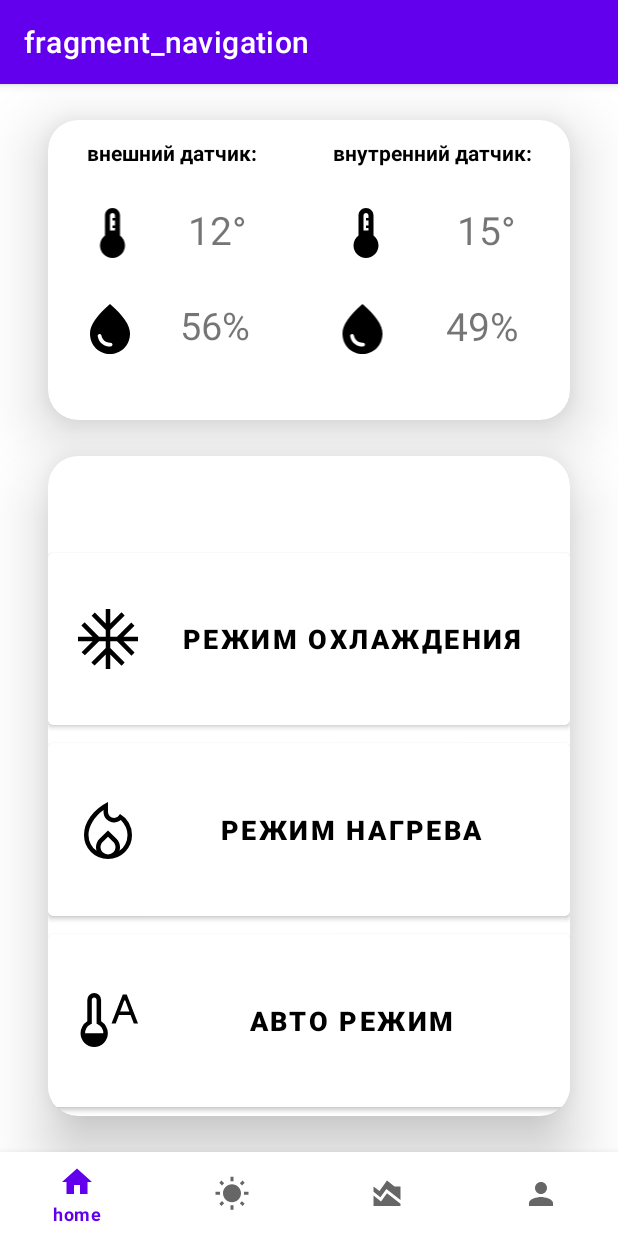
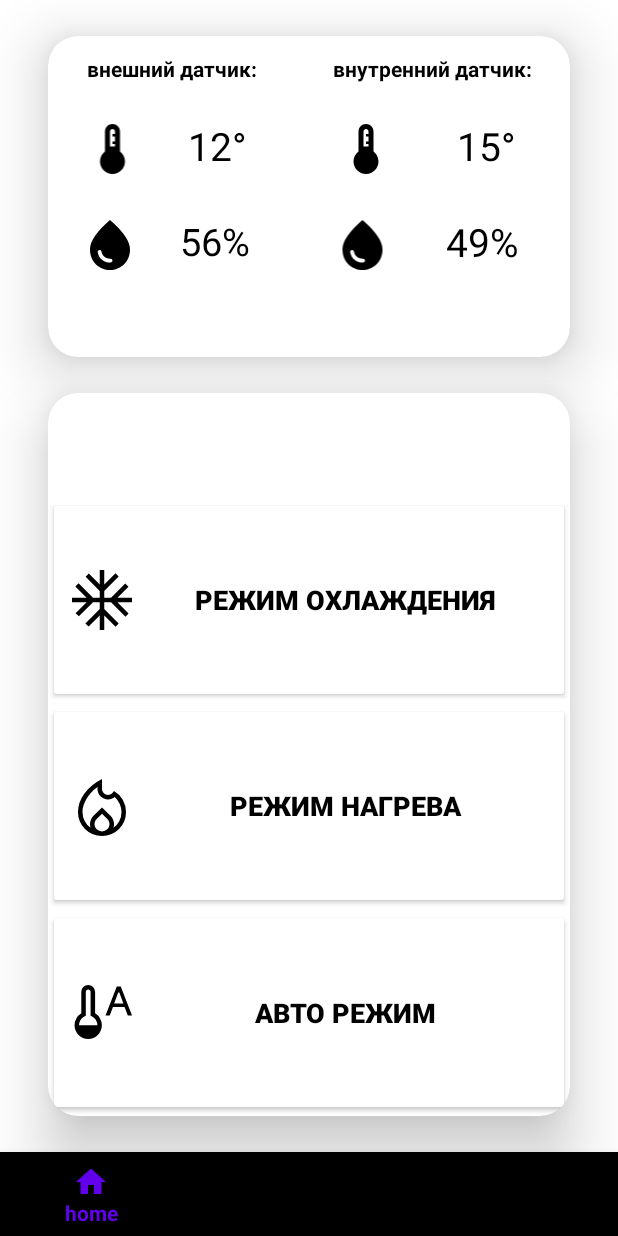
Before and after one commit to yaa-ku/fragment_navigation, an Android app: the screen it shows after launch (MainActivity), after a tap on "РЕЖИМ ОХЛАЖДЕНИЯ", on a phone screen of 412 x 824 dp. Run offline under Robolectric (Android 15) with nearby library versions, the phone set to English and light mode, and no system bars.

Commit message:
changed theme, removed toolbar

```diff
--- a/app/src/main/res/layout/fragment_home.xml
+++ b/app/src/main/res/layout/fragment_home.xml
@@ -1,6 +1,7 @@
 <?xml version="1.0" encoding="utf-8"?>
 <LinearLayout xmlns:android="http://schemas.android.com/apk/res/android"
     xmlns:tools="http://schemas.android.com/tools"
+    android:background="@color/white"
     android:layout_width="match_parent"
     android:layout_height="match_parent"
     android:orientation="vertical"
@@ -9,6 +10,7 @@
     tools:context=".HomeFragment">
 
         <androidx.cardview.widget.CardView
+            app:cardBackgroundColor="@color/white"
             android:layout_marginTop="24dp"
             android:layout_marginHorizontal="32dp"
             android:layout_weight="0.25"
@@ -56,6 +58,7 @@
                             android:minHeight="40dp">
                         </ImageView>
                         <TextView
+                            android:textColor="@color/black"
                             android:id="@+id/OutTemp"
                             android:layout_width="wrap_content"
                             android:layout_height="wrap_content"
@@ -82,6 +85,7 @@
                             android:minHeight="40dp">
                         </ImageView>
                         <TextView
+                            android:textColor="@color/black"
                             android:id="@+id/OutHum"
                             android:layout_width="wrap_content"
                             android:layout_height="wrap_content"
@@ -129,6 +133,7 @@
                             android:minHeight="40dp">
                         </ImageView>
                         <TextView
+                            android:textColor="@color/black"
                             android:id="@+id/InTemp"
                             android:layout_width="wrap_content"
                             android:layout_height="wrap_content"
@@ -155,6 +160,7 @@
                             android:minHeight="40dp">
                         </ImageView>
                         <TextView
+                            android:textColor="@color/black"
                             android:id="@+id/InHum"
                             android:layout_width="wrap_content"
                             android:layout_height="wrap_content"
@@ -174,6 +180,7 @@
 
 
         <androidx.cardview.widget.CardView
+            app:cardBackgroundColor="@color/white"
             android:layout_marginTop="24dp"
             android:layout_marginBottom="24dp"
             android:layout_marginHorizontal="32dp"
--- a/app/src/main/res/values-night/themes.xml
+++ b/app/src/main/res/values-night/themes.xml
@@ -1,6 +1,6 @@
 <resources xmlns:tools="http://schemas.android.com/tools">
     <!-- Base application theme. -->
-    <style name="Theme.Fragment_navigation" parent="Theme.MaterialComponents.DayNight.DarkActionBar">
+    <style name="Theme.Fragment_navigation" parent="Theme.MaterialComponents.DayNight.NoActionBar">
         <!-- Primary brand color. -->
         <item name="colorPrimary">@color/purple_200</item>
         <item name="colorPrimaryVariant">@color/purple_700</item>
--- a/app/src/main/res/values/styles.xml
+++ b/app/src/main/res/values/styles.xml
@@ -3,4 +3,8 @@
     <style name="Button.White" parent="ThemeOverlay.AppCompat">
         <item name="colorAccent">@android:color/white</item>
     </style>
+
+    <style name="AppTheme" parent="Theme.AppCompat.Light.NoActionBar">
+
+    </style>
 </resources>
--- a/app/src/main/res/values/themes.xml
+++ b/app/src/main/res/values/themes.xml
@@ -1,6 +1,6 @@
 <resources xmlns:tools="http://schemas.android.com/tools">
     <!-- Base application theme. -->
-    <style name="Theme.Fragment_navigation" parent="Theme.MaterialComponents.DayNight.DarkActionBar">
+    <style name="Theme.Fragment_navigation" parent="Theme.AppCompat.Light.NoActionBar">
         <!-- Primary brand color. -->
         <item name="colorPrimary">@color/purple_500</item>
         <item name="colorPrimaryVariant">@color/purple_700</item>
```
